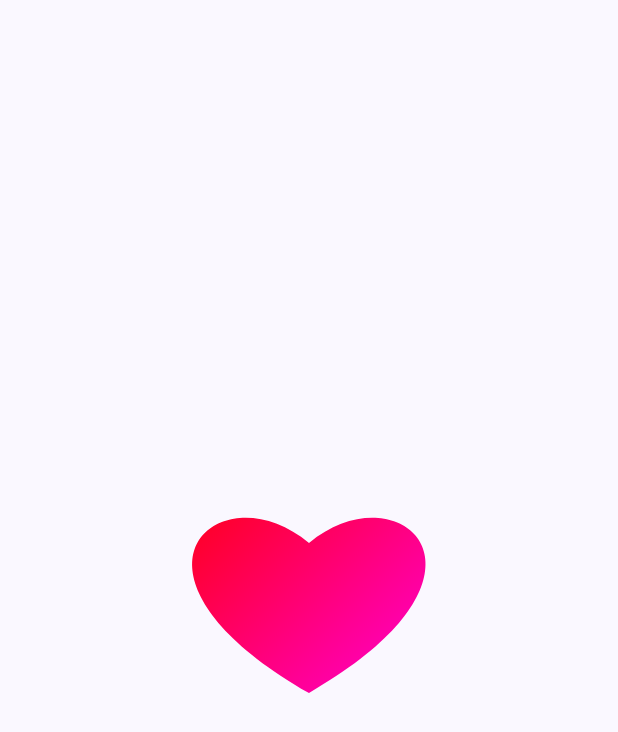
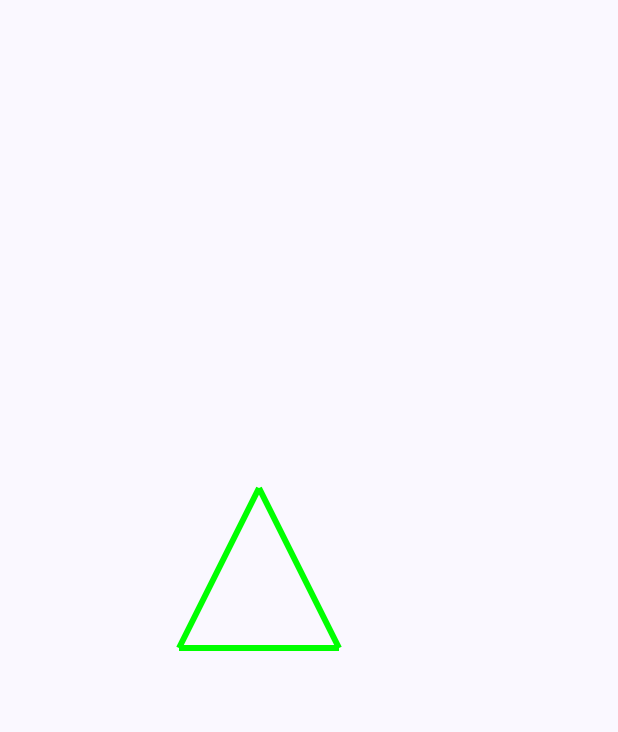
Before and after one commit to sandpaper-hub/JetpackComposeLearn, an Android app built with Jetpack Compose: the screen it shows after launch (MainActivity), on a phone screen of 412 x 824 dp. Shown: the top 732 px of the screen. Run offline under Robolectric (Android 15) with nearby library versions, the phone set to English and light mode, and no system bars; our stand-ins replace constraintlayout-compose.

Commit message:
DrawPoints Example

```diff
--- a/app/src/main/java/com/compose/jetpackcomposelearn/MainActivity.kt
+++ b/app/src/main/java/com/compose/jetpackcomposelearn/MainActivity.kt
@@ -12,6 +12,7 @@ import androidx.compose.ui.Modifier
 import androidx.compose.ui.tooling.preview.Preview
 import com.compose.jetpackcomposelearn.canvas.DrawArcExample
 import com.compose.jetpackcomposelearn.canvas.DrawPathExample
+import com.compose.jetpackcomposelearn.canvas.DrawPointsExample
 import com.compose.jetpackcomposelearn.ui.theme.JetpackComposeLearnTheme
 
 class MainActivity : ComponentActivity() {
@@ -33,7 +34,7 @@ class MainActivity : ComponentActivity() {
 @Composable
 @Suppress("FunctionName")
 fun MainExample(modifier: Modifier = Modifier) {
-    DrawPathExample(modifier)
+    DrawPointsExample(modifier)
 }
 
 @Preview(name = "Galaxy S23 Plus", widthDp = 393, heightDp = 851)
--- /dev/null
+++ b/app/src/main/java/com/compose/jetpackcomposelearn/canvas/DrawPoints.kt
@@ -0,0 +1,37 @@
+package com.compose.jetpackcomposelearn.canvas
+
+import androidx.compose.foundation.Canvas
+import androidx.compose.foundation.layout.fillMaxSize
+import androidx.compose.foundation.layout.size
+import androidx.compose.runtime.Composable
+import androidx.compose.ui.Modifier
+import androidx.compose.ui.geometry.Offset
+import androidx.compose.ui.graphics.Color
+import androidx.compose.ui.graphics.PointMode
+import androidx.compose.ui.unit.dp
+import androidx.constraintlayout.compose.ConstraintLayout
+
+@Composable
+@Suppress("FunctionName")
+fun DrawPointsExample(modifier: Modifier) {
+    ConstraintLayout(modifier.then(Modifier.fillMaxSize())) {
+        val canvas = createRef()
+
+        Canvas(modifier = Modifier.size(200.dp).constrainAs(canvas) {
+            centerHorizontallyTo(parent)
+            centerVerticallyTo(parent)
+        }) {
+            drawPoints(
+                points = listOf(
+                    Offset(100f, 20f),
+                    Offset(180f, 180f),
+                    Offset(20f, 180f),
+                    Offset(100f, 20f)
+                ),
+                pointMode = PointMode.Polygon,
+                color = Color.Green,
+                strokeWidth = 6f
+            )
+        }
+    }
+}
```
